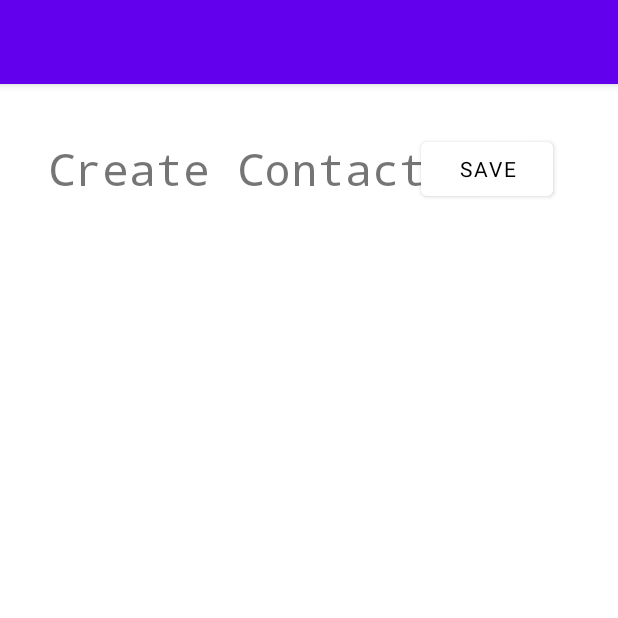
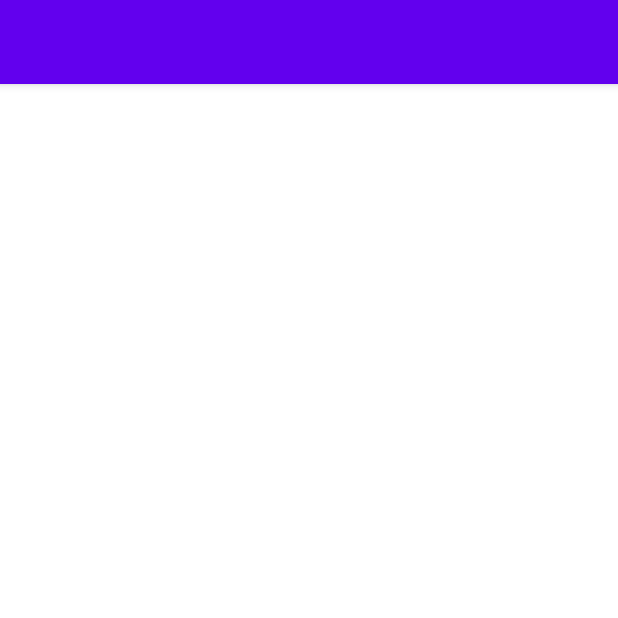
Before and after one commit to AyeshSheikh/momina191819, an Android app: the AddContact screen opened directly, with no data from a screen before it, on a phone screen of 412 x 824 dp, the top half of it. Run offline under Robolectric (Android 15) with nearby library versions, the phone set to English and light mode, and no system bars.

Commit message:
Revert "updated main page with containing a list view"
This reverts commit e3247002

```diff
--- a/app/src/main/res/layout/activity_add_contact.xml
+++ b/app/src/main/res/layout/activity_add_contact.xml
@@ -4,33 +4,6 @@
     xmlns:tools="http://schemas.android.com/tools"
     android:layout_width="match_parent"
     android:layout_height="match_parent"
-    tools:context=".AddContact"
-    >
+    tools:context=".AddContact">
 
-    <TextView
-        android:id="@+id/textView2"
-        android:fontFamily="monospace"
-        android:layout_width="wrap_content"
-        android:layout_height="wrap_content"
-        android:layout_marginStart="32dp"
-        android:layout_marginLeft="32dp"
-        android:layout_marginTop="36dp"
-        android:text="Create Contact"
-        android:textSize="30sp"
-        app:layout_constraintStart_toStartOf="parent"
-        app:layout_constraintTop_toTopOf="parent" />
-
-    <Button
-        android:id="@+id/button"
-        android:layout_width="wrap_content"
-        android:layout_height="wrap_content"
-        android:layout_marginEnd="43dp"
-        android:layout_marginRight="43dp"
-        android:text="Save"
-        android:fontFamily="verdana"
-        app:backgroundTint="#FFFFFF"
-        android:textColor="@color/black"
-        app:layout_constraintBottom_toBottomOf="@+id/textView2"
-        app:layout_constraintEnd_toEndOf="parent"
-        app:layout_constraintTop_toTopOf="@+id/textView2" />
 </androidx.constraintlayout.widget.ConstraintLayout>
```
Also changed, not shown: app/src/main/res/drawable/addimage.jpg (added).
